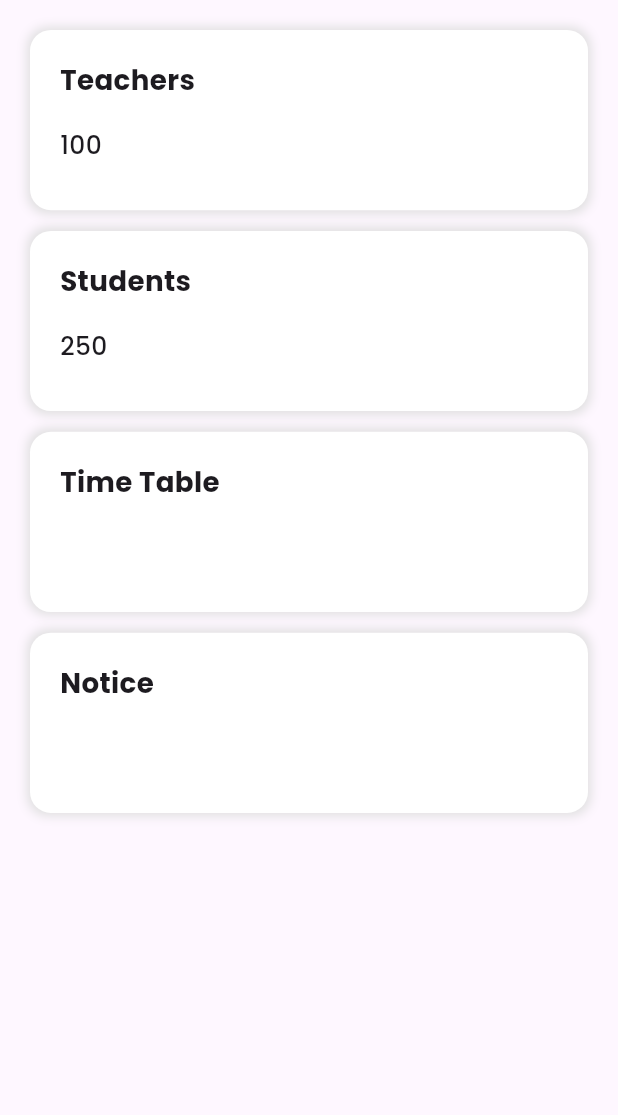
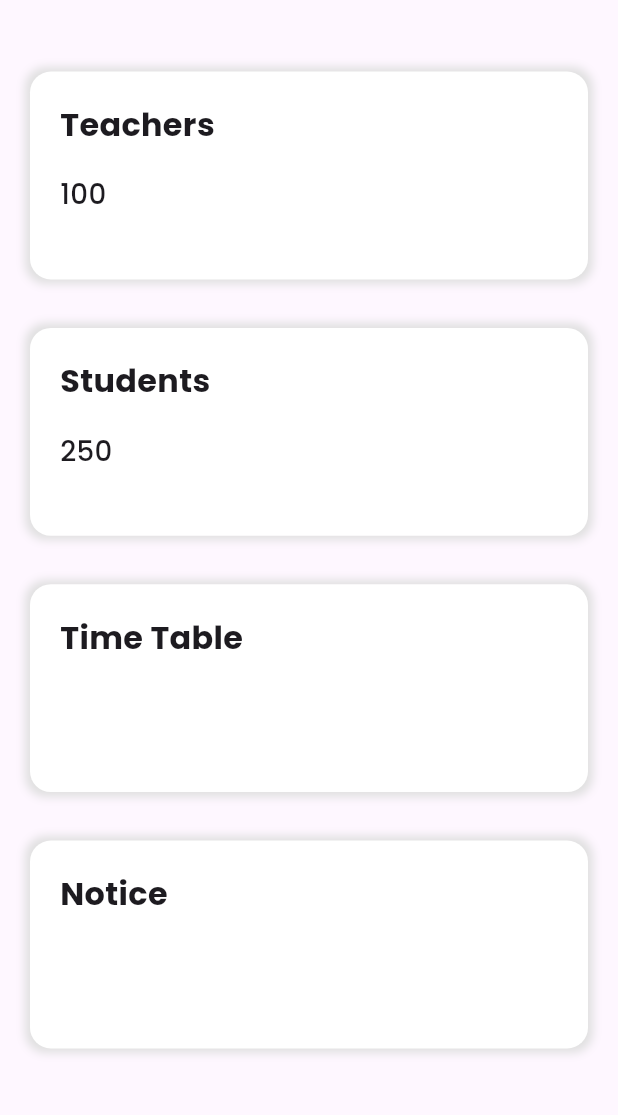
Before and after one commit to ANJANA-V2003/edusphere, a Flutter app: the Admin_Home screen opened directly, on a phone screen of 412 x 824 dp, the part 84-1199 px from its top. Run offline on Flutter 3.47's test engine with Material 3 defaults, Android fonts, the phone set to English and light mode, and no system bars; our stand-ins replace flutter_screenutil, get, google_fonts.

Commit message:
admin teachers

```diff
--- a/lib/Admin_module/admin_home.dart
+++ b/lib/Admin_module/admin_home.dart
@@ -52,9 +52,9 @@ class _Admin_HomeState extends State<Admin_Home> {
               child: ListView(
                 children: [
                   drawerItem(Icons.home, "Home", context, Admin_Home()),
-                  drawerItem(Icons.school, "Teachers", context, Admin_Home()),
-                  drawerItem(Icons.people, "Students", context, Admin_Home()),
-                  drawerItem(Icons.article, "Notice", context, Admin_Home()),
+                  drawerItem(Icons.school, "Teachers", context, Admin_Teachers()),
+                  drawerItem(Icons.people, "Students", context, Admin_Students()),
+                  drawerItem(Icons.article, "Notice", context, Admin_Notice()),
                   drawerItem(Icons.person, "Profile", context, Admin_Home()),
                   drawerItem(Icons.logout, "Sign out", context, Admin_Home()),
                 ],
@@ -111,7 +111,7 @@ class _Admin_HomeState extends State<Admin_Home> {
       // Body Content
       body: Padding(
         padding: EdgeInsets.all(20.w),
-        child: Column(
+        child: ListView(
           children: [
             GestureDetector(
               onTap: () {
@@ -121,8 +121,10 @@ class _Admin_HomeState extends State<Admin_Home> {
                   },
                 ));
               },
+              child: Padding(
+                padding:  EdgeInsets.only(top: 30.h),
                 child: Container(
-                height: 130.h,
+                  height: 150.h,
                   margin: EdgeInsets.only(bottom: 15.h),
                   padding: EdgeInsets.all(20.w),
                   width: double.infinity,
@@ -132,8 +134,8 @@ class _Admin_HomeState extends State<Admin_Home> {
                     boxShadow: [
                       BoxShadow(
                           color: Colors.grey.shade300,
-                        blurRadius: 5,
-                        spreadRadius: 2)
+                          blurRadius: 5.r,
+                          spreadRadius: 3.r)
                     ],
                   ),
                   child: Column(
@@ -144,15 +146,16 @@ class _Admin_HomeState extends State<Admin_Home> {
                       ),
                       Text("Teachers",
                           style: GoogleFonts.poppins(
-                            fontSize: 20.sp, fontWeight: FontWeight.bold)),
+                              fontSize: 23.sp, fontWeight: FontWeight.bold)),
                       SizedBox(
                         height: 20.h,
                         width: 10.w,
                       ),
                       Text("100",
                           style: GoogleFonts.poppins(
-                            fontSize: 18.sp, fontWeight: FontWeight.w500)),
+                              fontSize: 20.sp, fontWeight: FontWeight.w500)),
                     ],
+                  ),
                 ),
               ),
             ),
@@ -160,12 +163,14 @@ class _Admin_HomeState extends State<Admin_Home> {
               onTap: () {
                 Navigator.push(context, MaterialPageRoute(
                   builder: (context) {
-                    return Admin_Teachers();
+                    return Admin_Students();
                   },
                 ));
               },
+              child: Padding(
+                padding:  EdgeInsets.only(top: 20.h),
                 child: Container(
-                height: 130.h,
+                  height: 150.h,
                   margin: EdgeInsets.only(bottom: 15.h),
                   padding: EdgeInsets.all(20.w),
                   width: double.infinity,
@@ -175,8 +180,8 @@ class _Admin_HomeState extends State<Admin_Home> {
                     boxShadow: [
                       BoxShadow(
                           color: Colors.grey.shade300,
-                        blurRadius: 5,
-                        spreadRadius: 2)
+                          blurRadius: 5.r,
+                          spreadRadius: 3.r)
                     ],
                   ),
                   child: Column(
@@ -187,15 +192,16 @@ class _Admin_HomeState extends State<Admin_Home> {
                       ),
                       Text("Students",
                           style: GoogleFonts.poppins(
-                            fontSize: 20.sp, fontWeight: FontWeight.bold)),
+                              fontSize: 23.sp, fontWeight: FontWeight.bold)),
                       SizedBox(
                         height: 20.h,
                         width: 10.w,
                       ),
                       Text("250",
                           style: GoogleFonts.poppins(
-                            fontSize: 18.sp, fontWeight: FontWeight.w500)),
+                              fontSize: 20.sp, fontWeight: FontWeight.w500)),
                     ],
+                  ),
                 ),
               ),
             ),
@@ -203,12 +209,14 @@ class _Admin_HomeState extends State<Admin_Home> {
               onTap: () {
                 Navigator.push(context, MaterialPageRoute(
                   builder: (context) {
-                    return Admin_Teachers();
+                    return Admin_Timetable();
                   },
                 ));
               },
+              child: Padding(
+                padding:  EdgeInsets.only(top: 20.h),
                 child: Container(
-                height: 130.h,
+                  height: 150.h,
                   margin: EdgeInsets.only(bottom: 15.h),
                   padding: EdgeInsets.all(20.w),
                   width: double.infinity,
@@ -218,8 +226,8 @@ class _Admin_HomeState extends State<Admin_Home> {
                     boxShadow: [
                       BoxShadow(
                           color: Colors.grey.shade300,
-                        blurRadius: 5,
-                        spreadRadius: 2)
+                          blurRadius: 5.r,
+                          spreadRadius: 3.r)
                     ],
                   ),
                   child: Column(
@@ -230,8 +238,9 @@ class _Admin_HomeState extends State<Admin_Home> {
                       ),
                       Text("Time Table",
                           style: GoogleFonts.poppins(
-                            fontSize: 20.sp, fontWeight: FontWeight.bold)),
+                              fontSize: 23.sp, fontWeight: FontWeight.bold)),
                     ],
+                  ),
                 ),
               ),
             ),
@@ -239,12 +248,14 @@ class _Admin_HomeState extends State<Admin_Home> {
               onTap: () {
                 Navigator.push(context, MaterialPageRoute(
                   builder: (context) {
-                    return Admin_Teachers();
+                    return Admin_Notice();
                   },
                 ));
               },
+              child: Padding(
+                padding:  EdgeInsets.only(top: 20.h),
                 child: Container(
-                height: 130.h,
+                  height: 150.h,
                   margin: EdgeInsets.only(bottom: 15.h),
                   padding: EdgeInsets.all(20.w),
                   width: double.infinity,
@@ -254,8 +265,8 @@ class _Admin_HomeState extends State<Admin_Home> {
                     boxShadow: [
                       BoxShadow(
                           color: Colors.grey.shade300,
-                        blurRadius: 5,
-                        spreadRadius: 2)
+                          blurRadius: 5.r,
+                          spreadRadius: 3.r)
                     ],
                   ),
                   child: Column(
@@ -266,8 +277,9 @@ class _Admin_HomeState extends State<Admin_Home> {
                         ),
                         Text("Notice",
                             style: GoogleFonts.poppins(
-                              fontSize: 20.sp, fontWeight: FontWeight.bold)),
+                                fontSize: 23.sp, fontWeight: FontWeight.bold)),
                       ]),
+                ),
               ),
             ),
           ],
--- a/lib/main.dart
+++ b/lib/main.dart
@@ -1,4 +1,6 @@
+import 'package:edushpere/Admin_module/admin_home.dart';
 import 'package:edushpere/Admin_module/admin_login.dart';
+import 'package:edushpere/Admin_module/admin_teachers.dart';
 import 'package:edushpere/Teachers-module/Teacher_Login.dart';
 import 'package:edushpere/logo_splashscreen.dart';
 import 'package:flutter/material.dart';
@@ -39,7 +41,7 @@ class MyApp extends StatelessWidget {
         colorScheme: ColorScheme.fromSeed(seedColor: Colors.deepPurple),
         useMaterial3: true,
       ),
-      home: Admin_Login(),
+      home: Admin_Teachers(),
     ));
   }
 }
```
Also changed, not shown: lib/Admin_module/admin_teachers.dart (+94 -1 lines), 4 other files. Lines whose indentation alone changed are shown as unchanged.
